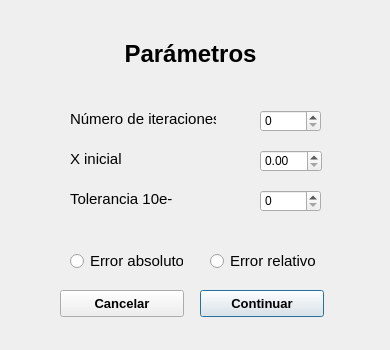
Old version of the form UI/Newton.ui in the repository dhoyoso/AnalisisNumerico.
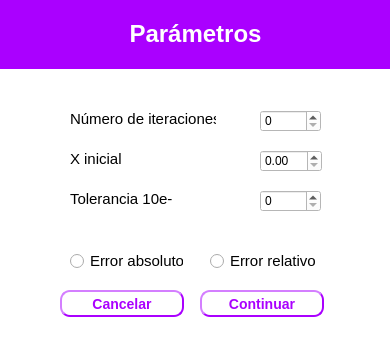
New version of the form.

Patch:
```diff
--- a/UI/Newton.ui
+++ b/UI/Newton.ui
@@ -13,19 +13,9 @@
   <property name="windowTitle">
    <string>Dialog</string>
   </property>
-  <widget class="QLabel" name="label">
-   <property name="geometry">
-    <rect>
-     <x>40</x>
-     <y>40</y>
-     <width>301</width>
-     <height>29</height>
-    </rect>
-   </property>
-   <property name="text">
-    <string>&lt;html&gt;&lt;head/&gt;&lt;body&gt;&lt;p align=&quot;center&quot;&gt;&lt;span style=&quot; font-size:18pt; font-weight:600;&quot;&gt;Parámetros&lt;/span&gt;&lt;/p&gt;&lt;/body&gt;&lt;/html&gt;</string>
-   </property>
-  </widget>
+  <property name="styleSheet">
+   <string notr="true">background-color: rgb(255, 255, 255);</string>
+  </property>
   <widget class="QDoubleSpinBox" name="x0">
    <property name="geometry">
     <rect>
@@ -77,11 +67,21 @@
    </property>
    <property name="font">
     <font>
-     <pointsize>10</pointsize>
+     <pointsize>-1</pointsize>
      <weight>75</weight>
+     <italic>false</italic>
      <bold>true</bold>
     </font>
    </property>
+   <property name="styleSheet">
+    <string notr="true">color: rgb(170, 0, 255);
+	border-width: 2px;
+    border-style: outset;
+    border-radius: 10px;
+    border-color:rgb(170, 0, 255);
+    font: bold 14px;
+    padding: 6px;</string>
+   </property>
    <property name="text">
     <string>Continuar</string>
    </property>
@@ -97,11 +97,21 @@
    </property>
    <property name="font">
     <font>
-     <pointsize>10</pointsize>
+     <pointsize>-1</pointsize>
      <weight>75</weight>
+     <italic>false</italic>
      <bold>true</bold>
     </font>
    </property>
+   <property name="styleSheet">
+    <string notr="true">color: rgb(170, 0, 255);
+	border-width: 2px;
+    border-style: outset;
+    border-radius: 10px;
+    border-color:rgb(170, 0, 255);
+    font: bold 14px;
+    padding: 6px;</string>
+   </property>
    <property name="text">
     <string>Cancelar</string>
    </property>
@@ -192,6 +202,22 @@
     </rect>
    </property>
   </widget>
+  <widget class="QLabel" name="label_2">
+   <property name="geometry">
+    <rect>
+     <x>0</x>
+     <y>0</y>
+     <width>391</width>
+     <height>69</height>
+    </rect>
+   </property>
+   <property name="styleSheet">
+    <string notr="true">background-color: rgb(170, 0, 255);</string>
+   </property>
+   <property name="text">
+    <string>&lt;html&gt;&lt;head/&gt;&lt;body&gt;&lt;p align=&quot;center&quot;&gt;&lt;span style=&quot; font-size:18pt; font-weight:600; color:#ffffff;&quot;&gt;Parámetros&lt;/span&gt;&lt;/p&gt;&lt;/body&gt;&lt;/html&gt;</string>
+   </property>
+  </widget>
  </widget>
  <resources/>
  <connections/>
```
